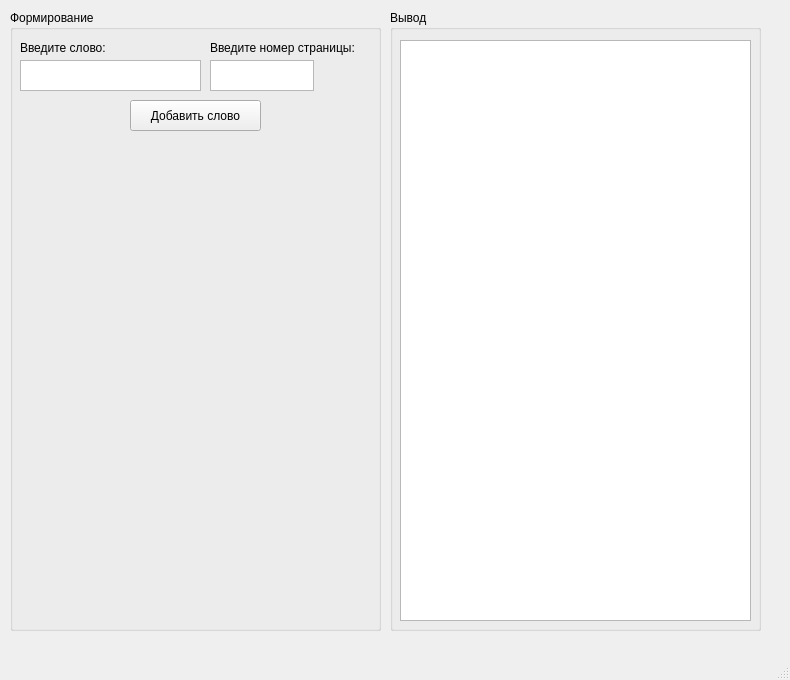
cleerax/CrewsWork, file untitled.ui: the form before one commit.
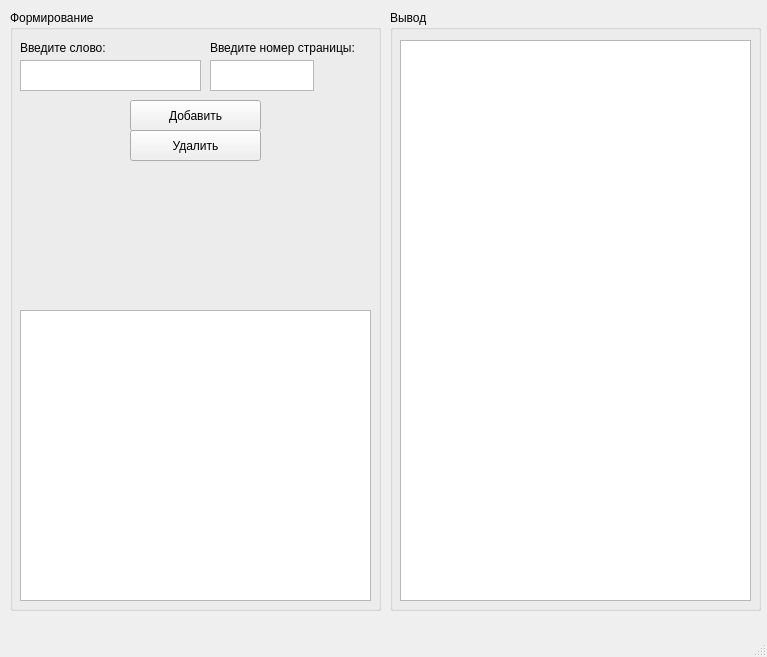
The form after the commit.

Commit message: almost heaven west virginia

```diff
--- a/untitled.ui
+++ b/untitled.ui
@@ -6,8 +6,8 @@
    <rect>
     <x>0</x>
     <y>0</y>
-    <width>790</width>
-    <height>680</height>
+    <width>767</width>
+    <height>657</height>
    </rect>
   </property>
   <property name="tabletTracking">
@@ -23,7 +23,7 @@
       <x>10</x>
       <y>10</y>
       <width>371</width>
-      <height>621</height>
+      <height>601</height>
      </rect>
     </property>
     <property name="title">
@@ -49,7 +49,7 @@
       </rect>
      </property>
      <property name="text">
-      <string>Добавить слово</string>
+      <string>Добавить</string>
      </property>
     </widget>
     <widget class="QLabel" name="label">
@@ -88,6 +88,29 @@
       </rect>
      </property>
     </widget>
+    <widget class="QPushButton" name="pushButton_2">
+     <property name="geometry">
+      <rect>
+       <x>120</x>
+       <y>120</y>
+       <width>131</width>
+       <height>31</height>
+      </rect>
+     </property>
+     <property name="text">
+      <string>Удалить</string>
+     </property>
+    </widget>
+    <widget class="QTextBrowser" name="textBrowser">
+     <property name="geometry">
+      <rect>
+       <x>10</x>
+       <y>300</y>
+       <width>351</width>
+       <height>291</height>
+      </rect>
+     </property>
+    </widget>
    </widget>
    <widget class="QGroupBox" name="groupBox_2">
     <property name="geometry">
@@ -95,7 +118,7 @@
       <x>390</x>
       <y>10</y>
       <width>371</width>
-      <height>621</height>
+      <height>601</height>
      </rect>
     </property>
     <property name="title">
@@ -107,7 +130,7 @@
        <x>10</x>
        <y>30</y>
        <width>351</width>
-       <height>581</height>
+       <height>561</height>
       </rect>
      </property>
     </widget>
```
Left out of the diff: 2 changed lines with no effect on the pictures. The commit also changes 1 other file.
